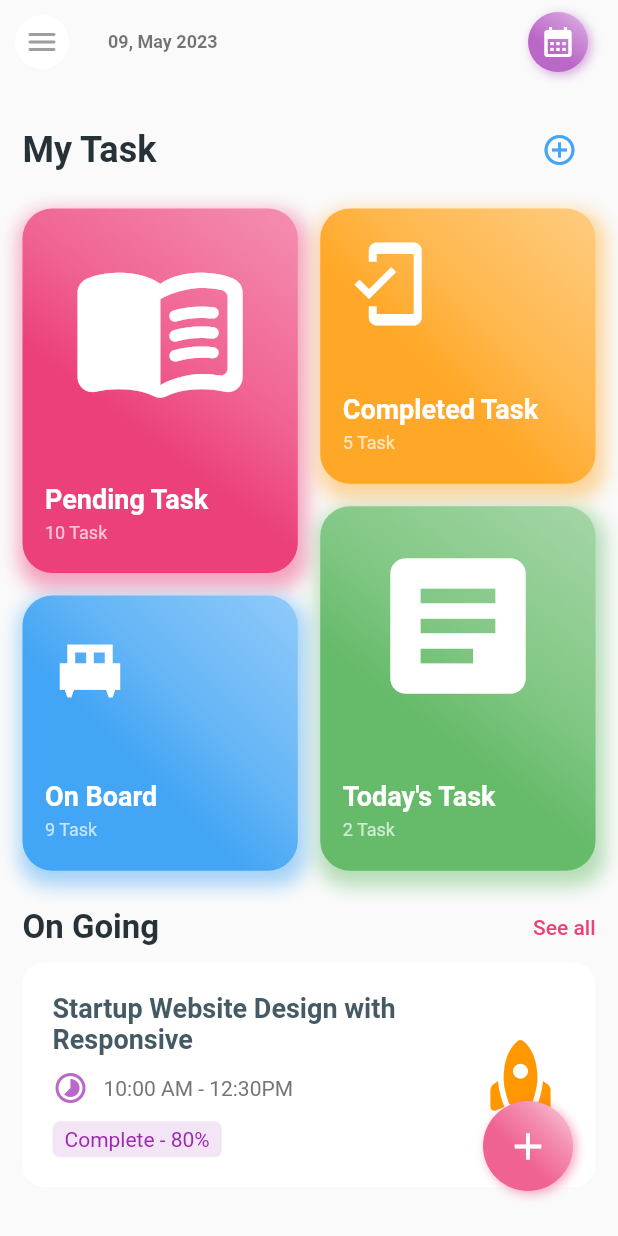
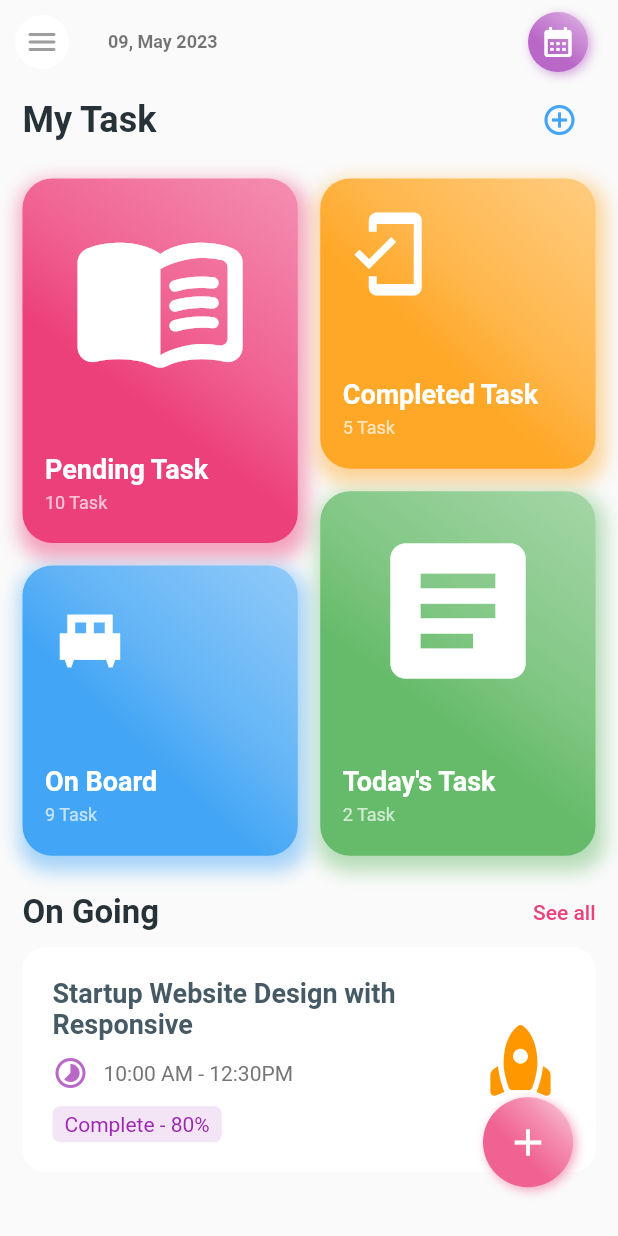
Before and after one commit to Heet-Limbani/CA-Task-Management-Mobile-App-Flutter-, a Flutter app: the HomeScreen screen opened by its route, on a phone screen of 412 x 824 dp. Run offline on Flutter 3.47's test engine with Material 2 defaults, Android fonts, the phone set to English and light mode, and no system bars; our stand-ins replace flutter_svg, sizer.

Commit message:
space between widgets added

```diff
--- a/task_manager/lib/ui/pages/home.dart
+++ b/task_manager/lib/ui/pages/home.dart
@@ -73,13 +73,13 @@ class _HomeScreenState extends State<HomeScreen> {
           child: Container(
             margin: const EdgeInsets.symmetric(
               horizontal: 15,
-              vertical: 10,
+              vertical: 0,
             ),
             child: Column(
               crossAxisAlignment: CrossAxisAlignment.start,
               children: [
                 const SizedBox(
-                  height: 10,
+                  height: 0,
                 ),
                 _taskHeader(),
                 const SizedBox(
@@ -189,7 +189,7 @@ class _HomeScreenState extends State<HomeScreen> {
         ),
         StaggeredGridTile.count(
           crossAxisCellCount: 1,
-          mainAxisCellCount: 1,
+          mainAxisCellCount: 1.05,
           child: TaskGroupContainer(
             color: Colors.orange,
             isSmall: true,
@@ -210,7 +210,7 @@ class _HomeScreenState extends State<HomeScreen> {
         ),
         StaggeredGridTile.count(
           crossAxisCellCount: 1,
-          mainAxisCellCount: 1,
+          mainAxisCellCount: 1.05,
           child: TaskGroupContainer(
             color: Colors.blue,
             isSmall: true,
```
Also changed, not shown: task_manager/lib/main.dart (line endings or trailing spaces), task_manager/pubspec.lock.
